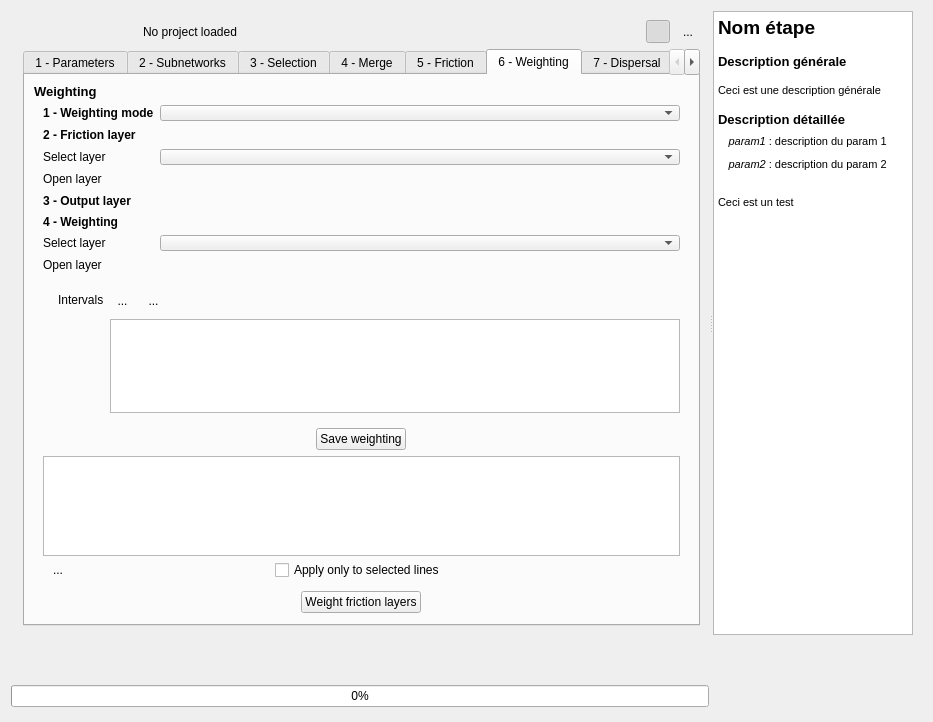
Old version of the form BioDispersal_dialog_base.ui in the repository MathieuChailloux/BioDispersal.
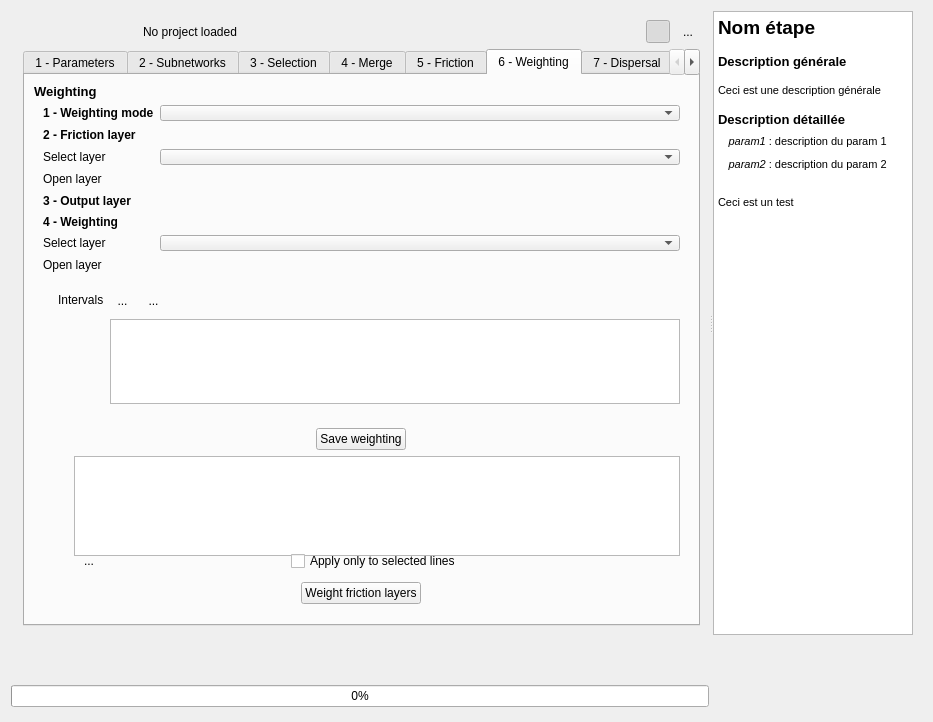
New version of the form. The open tabs and pages were chosen to show the change. Icons and pictures are not drawn. Custom widgets are drawn as their Qt base class.

Commit message: Weighting ranking + min/max update to manage nodata

Patch:
```diff
--- a/BioDispersal_dialog_base.ui
+++ b/BioDispersal_dialog_base.ui
@@ -76,7 +76,7 @@
            <rect>
             <x>0</x>
             <y>0</y>
-            <width>699</width>
+            <width>698</width>
             <height>628</height>
            </rect>
           </property>
@@ -3243,14 +3243,8 @@
                     <property name="frameShadow">
                      <enum>QFrame::Raised</enum>
                     </property>
-                    <layout class="QVBoxLayout" name="verticalLayout_13">
-                     <property name="topMargin">
-                      <number>0</number>
-                     </property>
-                     <property name="bottomMargin">
-                      <number>0</number>
-                     </property>
-                     <item>
+                    <layout class="QGridLayout" name="gridLayout_14">
+                     <item row="0" column="0" colspan="2">
                       <widget class="QFrame" name="frame_32">
                        <property name="frameShape">
                         <enum>QFrame::NoFrame</enum>
@@ -3294,7 +3288,132 @@
                        </layout>
                       </widget>
                      </item>
-                     <item>
+                     <item row="1" column="0" rowspan="2">
+                      <widget class="QFrame" name="frame_23">
+                       <property name="sizePolicy">
+                        <sizepolicy hsizetype="Fixed" vsizetype="Expanding">
+                         <horstretch>0</horstretch>
+                         <verstretch>0</verstretch>
+                        </sizepolicy>
+                       </property>
+                       <property name="maximumSize">
+                        <size>
+                         <width>25</width>
+                         <height>16777215</height>
+                        </size>
+                       </property>
+                       <property name="frameShape">
+                        <enum>QFrame::NoFrame</enum>
+                       </property>
+                       <property name="frameShadow">
+                        <enum>QFrame::Raised</enum>
+                       </property>
+                       <layout class="QVBoxLayout" name="verticalLayout_4">
+                        <property name="spacing">
+                         <number>0</number>
+                        </property>
+                        <property name="leftMargin">
+                         <number>0</number>
+                        </property>
+                        <property name="topMargin">
+                         <number>0</number>
+                        </property>
+                        <property name="rightMargin">
+                         <number>0</number>
+                        </property>
+                        <property name="bottomMargin">
+                         <number>0</number>
+                        </property>
+                        <item>
+                         <widget class="QToolButton" name="weightingUp">
+                          <property name="sizePolicy">
+                           <sizepolicy hsizetype="Expanding" vsizetype="Expanding">
+                            <horstretch>0</horstretch>
+                            <verstretch>0</verstretch>
+                           </sizepolicy>
+                          </property>
+                          <property name="minimumSize">
+                           <size>
+                            <width>25</width>
+                            <height>25</height>
+                           </size>
+                          </property>
+                          <property name="maximumSize">
+                           <size>
+                            <width>25</width>
+                            <height>50</height>
+                           </size>
+                          </property>
+                          <property name="toolTip">
+                           <string>Upgrade weighting</string>
+                          </property>
+                          <property name="text">
+                           <string/>
+                          </property>
+                          <property name="icon">
+                           <iconset resource="resources.qrc">
+                            <normaloff>:/plugins/BioDispersal/icons/up-arrow.png</normaloff>:/plugins/BioDispersal/icons/up-arrow.png</iconset>
+                          </property>
+                          <property name="autoRaise">
+                           <bool>true</bool>
+                          </property>
+                         </widget>
+                        </item>
+                        <item>
+                         <widget class="QToolButton" name="weightingDown">
+                          <property name="sizePolicy">
+                           <sizepolicy hsizetype="Expanding" vsizetype="Expanding">
+                            <horstretch>0</horstretch>
+                            <verstretch>0</verstretch>
+                           </sizepolicy>
+                          </property>
+                          <property name="minimumSize">
+                           <size>
+                            <width>25</width>
+                            <height>50</height>
+                           </size>
+                          </property>
+                          <property name="maximumSize">
+                           <size>
+                            <width>25</width>
+                            <height>50</height>
+                           </size>
+                          </property>
+                          <property name="toolTip">
+                           <string>Downgrade weighting</string>
+                          </property>
+                          <property name="text">
+                           <string/>
+                          </property>
+                          <property name="icon">
+                           <iconset resource="resources.qrc">
+                            <normaloff>:/plugins/BioDispersal/icons/down-arrow.png</normaloff>:/plugins/BioDispersal/icons/down-arrow.png</iconset>
+                          </property>
+                          <property name="autoRaise">
+                           <bool>true</bool>
+                          </property>
+                         </widget>
+                        </item>
+                        <item>
+                         <spacer name="verticalSpacer_2">
+                          <property name="orientation">
+                           <enum>Qt::Vertical</enum>
+                          </property>
+                          <property name="sizeType">
+                           <enum>QSizePolicy::Fixed</enum>
+                          </property>
+                          <property name="sizeHint" stdset="0">
+                           <size>
+                            <width>20</width>
+                            <height>28</height>
+                           </size>
+                          </property>
+                         </spacer>
+                        </item>
+                       </layout>
+                      </widget>
+                     </item>
+                     <item row="1" column="1">
                       <widget class="QTableView" name="ponderationView">
                        <property name="minimumSize">
                         <size>
@@ -3319,7 +3438,7 @@
                        </property>
                       </widget>
                      </item>
-                     <item>
+                     <item row="2" column="1">
                       <widget class="QFrame" name="frame_33">
                        <property name="frameShape">
                         <enum>QFrame::NoFrame</enum>
@@ -3380,7 +3499,7 @@
                           </property>
                           <property name="sizeHint" stdset="0">
                            <size>
-                            <width>15</width>
+                            <width>25</width>
                             <height>13</height>
                            </size>
                           </property>
@@ -3421,7 +3540,7 @@
                        </layout>
                       </widget>
                      </item>
-                     <item>
+                     <item row="3" column="0" colspan="2">
                       <widget class="QFrame" name="frame_35">
                        <property name="sizePolicy">
                         <sizepolicy hsizetype="Expanding" vsizetype="Fixed">
```
Left out of the diff: 170 changed lines with no effect on the pictures. The commit also changes 5 other files.
